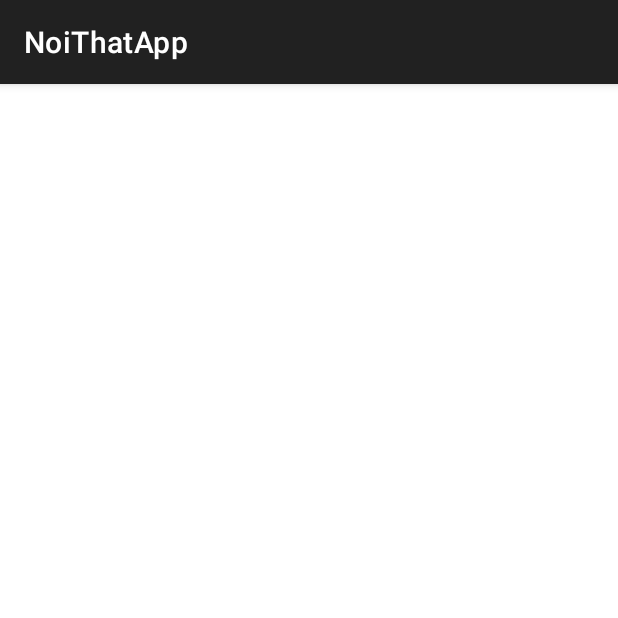
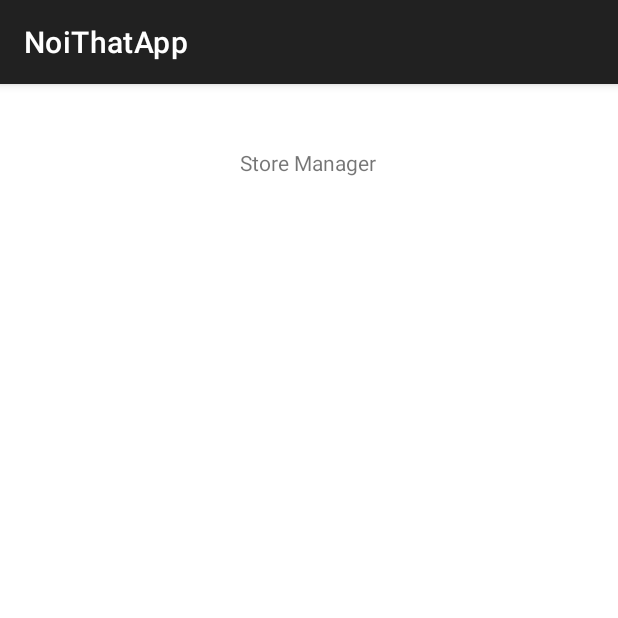
Before and after one commit to AnNgoIT/AppDatMuaNoiThat, an Android app: the HomeManagerActivity screen opened directly, with no data from a screen before it, on a phone screen of 412 x 824 dp, the top half of it. Run offline under Robolectric (Android 15) with nearby library versions, the light colour scheme and no system bars.

Commit message:
fix merge

```diff
--- a/app/src/main/java/ute/fit/noithatapp/Contants/Const.java
+++ b/app/src/main/java/ute/fit/noithatapp/Contants/Const.java
@@ -1,7 +1,7 @@
 package ute.fit.noithatapp.Contants;
 
 public class Const {
-    public static String localhost = "192.168.1.11:3000";
+    public static String localhost = "172.20.160.1:3000";
     public static final String ROOT_URL = "http://" + localhost;
     public static final String URL_CATEGORY= ROOT_URL + "/user/categories/";
 }
--- a/app/src/main/res/layout/activity_home_manager.xml
+++ b/app/src/main/res/layout/activity_home_manager.xml
@@ -6,4 +6,15 @@
     android:layout_height="match_parent"
     tools:context=".Activity.HomeManagerActivity">
 
+    <TextView
+        android:id="@+id/tvManagerHompage"
+        android:layout_width="wrap_content"
+        android:layout_height="wrap_content"
+        android:text="Store Manager"
+        app:layout_constraintBottom_toBottomOf="parent"
+        app:layout_constraintEnd_toEndOf="parent"
+        app:layout_constraintHorizontal_bias="0.498"
+        app:layout_constraintStart_toStartOf="parent"
+        app:layout_constraintTop_toTopOf="parent"
+        app:layout_constraintVertical_bias="0.057" />
 </androidx.constraintlayout.widget.ConstraintLayout>
```
Also changed, not shown: app/src/main/java/ute/fit/noithatapp/Activity/LoginActivity.java (+10 -5 lines).
